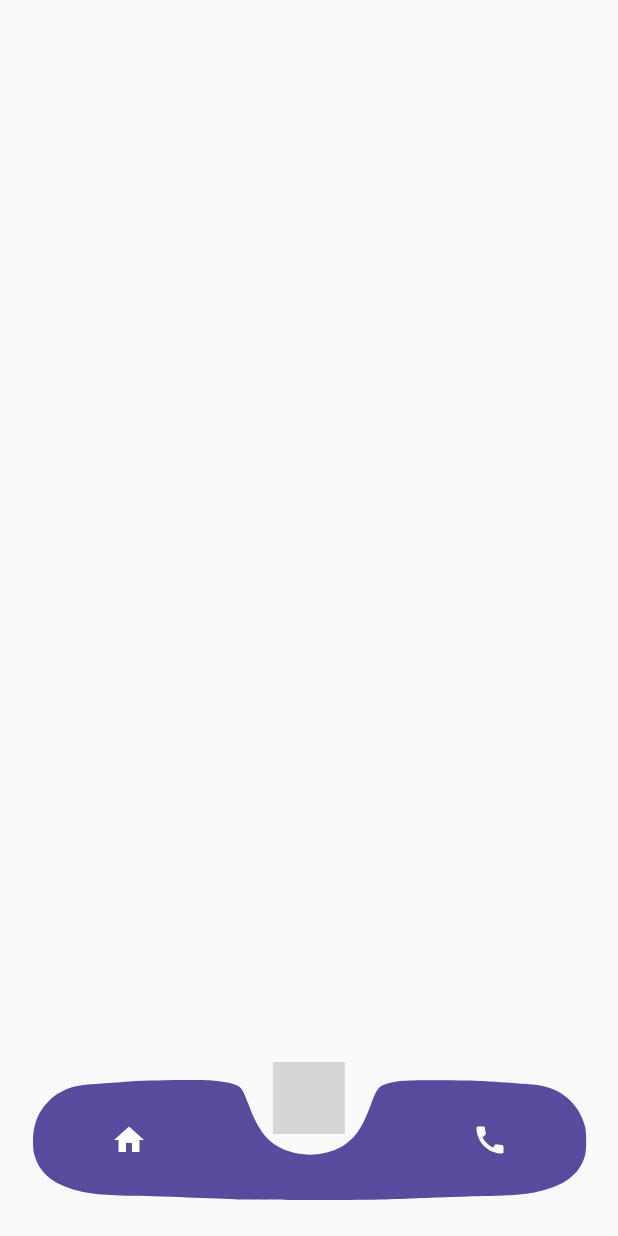
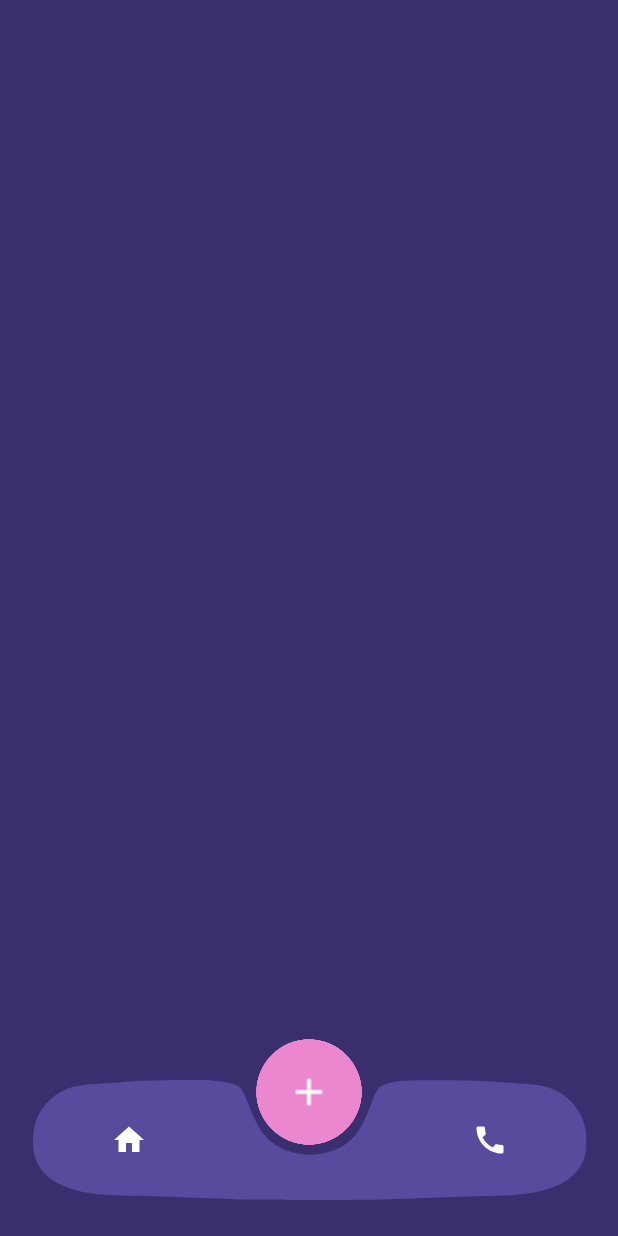
Before and after one commit to Vishwam1158/Animated-Bottom-Bar, an Android app built with Jetpack Compose: the screen it shows after launch (MainActivity), on a phone screen of 412 x 824 dp. Run offline under Robolectric (Android 15) with nearby library versions, the phone set to English and light mode, and no system bars; grey boxes are pictures that could not be loaded.

Commit message:
Add Animation

```diff
--- a/app/src/main/java/com/viz/animatedbottombar/CustomBottoNavigation.kt
+++ b/app/src/main/java/com/viz/animatedbottombar/CustomBottoNavigation.kt
@@ -2,16 +2,24 @@ package com.viz.animatedbottombar
 
 import androidx.compose.animation.core.FastOutSlowInEasing
 import androidx.compose.animation.core.LinearEasing
+import androidx.compose.foundation.border
 import androidx.compose.foundation.layout.Arrangement
 import androidx.compose.foundation.layout.Box
+import androidx.compose.foundation.layout.PaddingValues
 import androidx.compose.foundation.layout.Row
 import androidx.compose.foundation.layout.fillMaxSize
 import androidx.compose.foundation.layout.height
 import androidx.compose.foundation.layout.padding
+import androidx.compose.foundation.layout.size
+import androidx.compose.foundation.shape.CircleShape
+import androidx.compose.foundation.shape.RoundedCornerShape
 import androidx.compose.material.icons.Icons
+import androidx.compose.material.icons.filled.Add
 import androidx.compose.material.icons.filled.Call
-import androidx.compose.material.icons.filled.FavoriteBorder
 import androidx.compose.material.icons.filled.Home
+import androidx.compose.material.icons.filled.PhotoCamera
+import androidx.compose.material.icons.filled.Settings
+import androidx.compose.material.icons.filled.ShoppingCart
 import androidx.compose.material3.FloatingActionButton
 import androidx.compose.material3.FloatingActionButtonDefaults
 import androidx.compose.material3.Icon
@@ -30,7 +38,9 @@ import androidx.compose.ui.layout.ContentScale
 import androidx.compose.ui.res.painterResource
 import androidx.compose.ui.tooling.preview.Preview
 import androidx.compose.ui.unit.dp
-
+import com.viz.animatedbottombar.ui.theme.DEFAULT_PADDING
+import kotlin.math.PI
+import kotlin.math.sin
 
 @Composable
 fun CustomBottomNavigation() {
@@ -63,9 +73,10 @@ fun AnimatedFab(
 ) {
     FloatingActionButton(
         onClick = onClick,
-//        containerColor = FloatingActionButtonDefaults.containerColor,
         elevation = FloatingActionButtonDefaults.elevation(0.dp, 0.dp, 0.dp, 0.dp),
-        modifier = modifier.scale(1.25f) //.background(backgroundColor).
+        containerColor = backgroundColor ,
+        modifier = modifier.scale(1.25f),
+        shape = RoundedCornerShape(50.dp)
     ) {
         icon?.let {
             Icon(
@@ -93,16 +104,68 @@ fun FabGroup(
     ) {
 
         AnimatedFab(
-            icon = Icons.Default.FavoriteBorder,
+            icon = Icons.Default.PhotoCamera,
             modifier = Modifier
-                .rotate(
-                    255 * FastOutSlowInEasing.transform(0.1f, 1.0f, animationProgress)
+                .padding(
+                    PaddingValues(
+                        bottom = 72.dp* FastOutSlowInEasing.transform(0f, 0.8f, animationProgress),
+                        end = 210.dp* FastOutSlowInEasing.transform(0f, 0.8f, animationProgress)
+                    )// * FastOutSlowInEasing.transform(0f, 0.8f, animationProgress)
                 ),
             opacity = LinearEasing.transform(0.2f, 0.7f, animationProgress)
         )
 
+        AnimatedFab(
+            icon = Icons.Default.Settings,
+            modifier = Modifier.padding(
+                PaddingValues(
+                    bottom = 88.dp* FastOutSlowInEasing.transform(0.2f, 0.9f, animationProgress),
+                ) // * FastOutSlowInEasing.transform(0.1f, 0.9f, animationProgress)
+            ),
+            opacity = LinearEasing.transform(0.3f, 0.8f, animationProgress)
+        )
+
+        AnimatedFab(
+            icon = Icons.Default.ShoppingCart,
+            modifier = Modifier.padding(
+                PaddingValues(
+                    bottom = 72.dp * FastOutSlowInEasing.transform(0.2f, 1.0f, animationProgress),
+                    start = 210.dp* FastOutSlowInEasing.transform(0.2f, 1.0f, animationProgress)
+                ) // * FastOutSlowInEasing.transform(0.2f, 1.0f, animationProgress)
+            ),
+            opacity = LinearEasing.transform(0.4f, 0.9f, animationProgress)
+        )
+
+
+        AnimatedFab(
+            icon = Icons.Default.Add,
+            modifier = Modifier
+                .rotate(
+                    225 * FastOutSlowInEasing
+                        .transform(0.35f, 0.65f, animationProgress)
+                ),
+            onClick = toggleAnimation,
+            backgroundColor = Color.Transparent
+        )
 
     }
+}
+
+@Composable
+fun Circle(color: Color, animationProgress: Float) {
+    val animationValue = sin(PI * animationProgress).toFloat()
+
+    Box(
+        modifier = Modifier
+            .padding(DEFAULT_PADDING.dp)
+            .size(56.dp)
+            .scale(2 - animationValue)
+            .border(
+                width = 2.dp,
+                color = color.copy(alpha = color.alpha * animationValue),
+                shape = CircleShape
+            )
+    )
 }
 
 
--- a/app/src/main/java/com/viz/animatedbottombar/HomeScreen.kt
+++ b/app/src/main/java/com/viz/animatedbottombar/HomeScreen.kt
@@ -14,45 +14,15 @@ import androidx.compose.foundation.layout.fillMaxSize
 import androidx.compose.foundation.layout.padding
 import androidx.compose.material3.MaterialTheme
 import androidx.compose.runtime.Composable
+import androidx.compose.runtime.getValue
 import androidx.compose.runtime.mutableStateOf
 import androidx.compose.runtime.remember
 import androidx.compose.ui.Alignment
 import androidx.compose.ui.Modifier
+import androidx.compose.ui.graphics.Color
 import androidx.compose.ui.graphics.asComposeRenderEffect
 import androidx.compose.ui.tooling.preview.Preview
 import androidx.compose.ui.unit.dp
-
-
-@Composable
-fun MainScreen() {
-
-
-    val renderEffect = if (Build.VERSION.SDK_INT >= Build.VERSION_CODES.S) {
-        getRenderEffect().asComposeRenderEffect()
-    } else {
-        null
-    }
-
-
-    HomeScreen(renderEffect = renderEffect)
-}
-
-@Composable
-fun HomeScreen(
-    renderEffect: androidx.compose.ui.graphics.RenderEffect?,
-    ) {
-    Box(
-        Modifier
-            .fillMaxSize()
-            .padding(bottom = 24.dp),
-        contentAlignment = Alignment.BottomCenter
-    ) {
-        CustomBottomNavigation()
-        FabGroup(renderEffect = renderEffect)
-        FabGroup(renderEffect = null)
-
-    }
-}
 
 
 @RequiresApi(Build.VERSION_CODES.S)
@@ -77,6 +47,79 @@ private fun getRenderEffect(): RenderEffect {
         .createChainEffect(alphaMatrix, blurEffect)
 }
 
+@Composable
+fun HomeScreen() {
+    val isMenuExtended = remember { mutableStateOf(false) }
+
+    val fabAnimationProgress by animateFloatAsState(
+        targetValue = if (isMenuExtended.value) 1f else 0f,
+        animationSpec = tween(
+            durationMillis = 1000,
+            easing = LinearEasing
+        )
+    )
+
+    val clickAnimationProgress by animateFloatAsState(
+        targetValue = if (isMenuExtended.value) 1f else 0f,
+        animationSpec = tween(
+            durationMillis = 400,
+            easing = LinearEasing
+        )
+    )
+
+    val renderEffect = if (Build.VERSION.SDK_INT >= Build.VERSION_CODES.S) {
+        getRenderEffect().asComposeRenderEffect()
+    } else {
+        null
+    }
+
+
+    HomeScreen(
+        renderEffect = renderEffect,
+        fabAnimationProgress = fabAnimationProgress,
+        clickAnimationProgress = clickAnimationProgress
+    ) {
+        isMenuExtended.value = isMenuExtended.value.not()
+    }
+}
+
+@Composable
+fun HomeScreen(
+    renderEffect: androidx.compose.ui.graphics.RenderEffect?,
+    fabAnimationProgress: Float = 0f,
+    clickAnimationProgress: Float = 0f,
+    toggleAnimation: () -> Unit = { }
+    ) {
+    Box(
+        Modifier
+            .fillMaxSize()
+            .padding(bottom = 24.dp),
+        contentAlignment = Alignment.BottomCenter
+    ) {
+        CustomBottomNavigation()
+        FabGroup(renderEffect = renderEffect, animationProgress = fabAnimationProgress)
+        FabGroup(renderEffect = null, animationProgress = fabAnimationProgress, toggleAnimation = toggleAnimation)
+
+        Circle(
+            color = MaterialTheme.colorScheme.primary.copy(alpha = 0.5f),
+            animationProgress = 0.5f
+        )
+
+        FabGroup(renderEffect = renderEffect, animationProgress = fabAnimationProgress)
+        FabGroup(
+            renderEffect = null,
+            animationProgress = fabAnimationProgress,
+            toggleAnimation = toggleAnimation
+        )
+        Circle(
+            color = Color.White,
+            animationProgress = clickAnimationProgress
+        )
+    }
+}
+
+
+
 
 @Preview
 @Composable
--- a/app/src/main/java/com/viz/animatedbottombar/MainActivity.kt
+++ b/app/src/main/java/com/viz/animatedbottombar/MainActivity.kt
@@ -5,15 +5,11 @@ import androidx.activity.ComponentActivity
 import androidx.activity.compose.setContent
 import androidx.activity.enableEdgeToEdge
 import androidx.compose.foundation.layout.fillMaxSize
-import androidx.compose.foundation.layout.padding
-import androidx.compose.material3.Scaffold
-import androidx.compose.material3.Text
-import androidx.compose.runtime.Composable
+import androidx.compose.material3.MaterialTheme
+import androidx.compose.material3.Surface
 import androidx.compose.ui.Modifier
-import androidx.compose.ui.tooling.preview.Preview
 import com.viz.animatedbottombar.ui.theme.BottomNavigationTheme
 
-//import com.viz.animatedbottombar.ui.theme.AnimatedBottomBArTheme
 
 class MainActivity : ComponentActivity() {
     override fun onCreate(savedInstanceState: Bundle?) {
@@ -21,7 +17,13 @@ class MainActivity : ComponentActivity() {
         enableEdgeToEdge()
         setContent {
             BottomNavigationTheme {
-                HomeScreen(renderEffect = null)
+                // A surface container using the 'background' color from the theme
+                Surface(
+                    modifier = Modifier.fillMaxSize(),
+                    color = MaterialTheme.colorScheme.background
+                ) {
+                    HomeScreen()
+                }
             }
         }
     }
--- /dev/null
+++ b/app/src/main/java/com/viz/animatedbottombar/Utils.kt
@@ -0,0 +1,8 @@
+package com.viz.animatedbottombar
+
+import androidx.compose.animation.core.Easing
+
+
+fun Easing.transform(from: Float, to: Float, value: Float): Float {
+    return transform(((value - from) * (1f / (to - from))).coerceIn(0f, 1f))
+}
```
